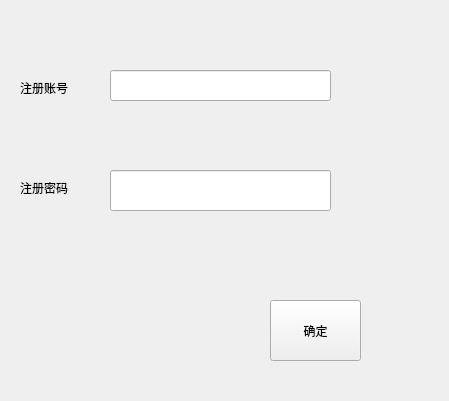
Old version of the form registform.ui in the repository hlxk1/Bordermenu.
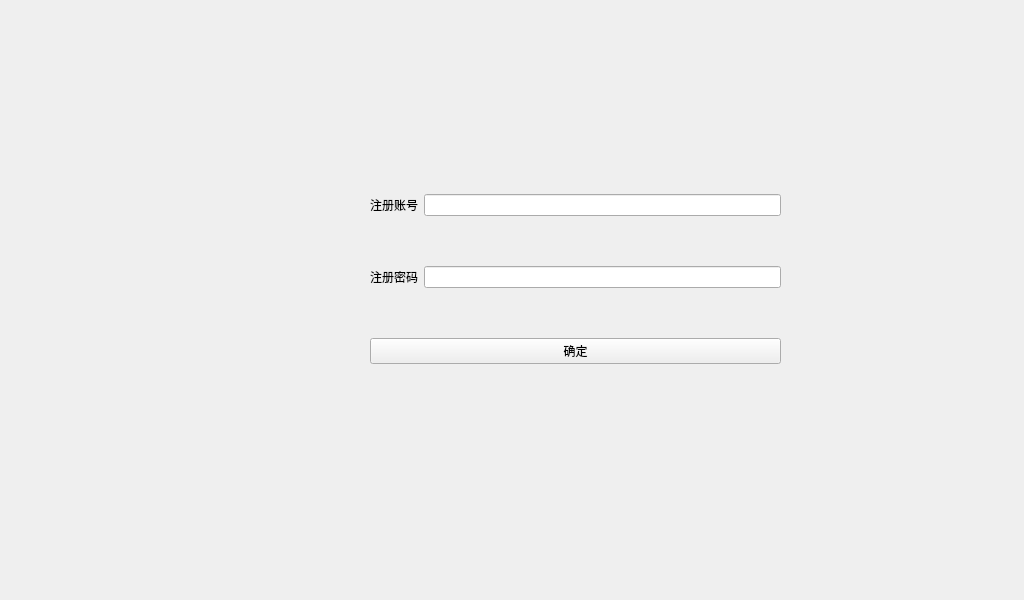
New version of the form.

```diff
--- a/registform.ui
+++ b/registform.ui
@@ -6,71 +6,71 @@
    <rect>
     <x>0</x>
     <y>0</y>
-    <width>449</width>
-    <height>401</height>
+    <width>1024</width>
+    <height>600</height>
    </rect>
   </property>
+  <property name="minimumSize">
+   <size>
+    <width>1024</width>
+    <height>600</height>
+   </size>
+  </property>
+  <property name="maximumSize">
+   <size>
+    <width>1024</width>
+    <height>600</height>
+   </size>
+  </property>
   <property name="windowTitle">
    <string>Form</string>
   </property>
-  <widget class="QLineEdit" name="userEdit">
+  <widget class="QWidget" name="">
    <property name="geometry">
     <rect>
-     <x>110</x>
-     <y>70</y>
-     <width>221</width>
-     <height>31</height>
+     <x>370</x>
+     <y>150</y>
+     <width>411</width>
+     <height>261</height>
     </rect>
    </property>
-  </widget>
-  <widget class="QLineEdit" name="passwdEdit">
-   <property name="geometry">
-    <rect>
-     <x>110</x>
-     <y>170</y>
-     <width>221</width>
-     <height>41</height>
-    </rect>
-   </property>
-  </widget>
-  <widget class="QPushButton" name="pushButton">
-   <property name="geometry">
-    <rect>
-     <x>270</x>
-     <y>300</y>
-     <width>91</width>
-     <height>61</height>
-    </rect>
-   </property>
-   <property name="text">
-    <string>确定</string>
-   </property>
-  </widget>
-  <widget class="QLabel" name="label">
-   <property name="geometry">
-    <rect>
-     <x>20</x>
-     <y>80</y>
-     <width>72</width>
-     <height>15</height>
-    </rect>
-   </property>
-   <property name="text">
-    <string>注册账号</string>
-   </property>
-  </widget>
-  <widget class="QLabel" name="label_2">
-   <property name="geometry">
-    <rect>
-     <x>20</x>
-     <y>180</y>
-     <width>72</width>
-     <height>15</height>
-    </rect>
-   </property>
-   <property name="text">
-    <string>注册密码</string>
-   </property>
+   <layout class="QVBoxLayout" name="verticalLayout">
+    <item>
+     <layout class="QHBoxLayout" name="horizontalLayout">
+      <item>
+       <widget class="QLabel" name="label">
+        <property name="text">
+         <string>注册账号</string>
+        </property>
+       </widget>
+      </item>
+      <item>
+       <widget class="QLineEdit" name="userEdit"/>
+      </item>
+     </layout>
+    </item>
+    <item>
+     <layout class="QHBoxLayout" name="horizontalLayout_2">
+      <item>
+       <widget class="QLabel" name="label_2">
+        <property name="text">
+         <string>注册密码</string>
+        </property>
+       </widget>
+      </item>
+      <item>
+       <widget class="QLineEdit" name="passwdEdit"/>
+      </item>
+     </layout>
+    </item>
+    <item>
+     <widget class="QPushButton" name="pushButton">
+      <property name="text">
+       <string>确定</string>
+      </property>
+     </widget>
+    </item>
+   </layout>
   </widget>
  </widget>
  <resources/>
```
